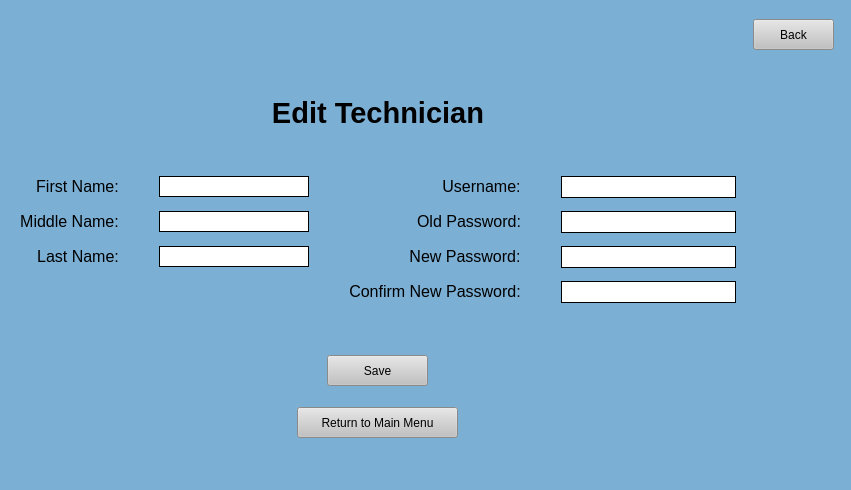
Before: the Qt Designer form UI Screens/COMBdb_Settings_Edit_Technician.ui in Kasmanian/COMBDb-oldgen, drawn with Qt 5.
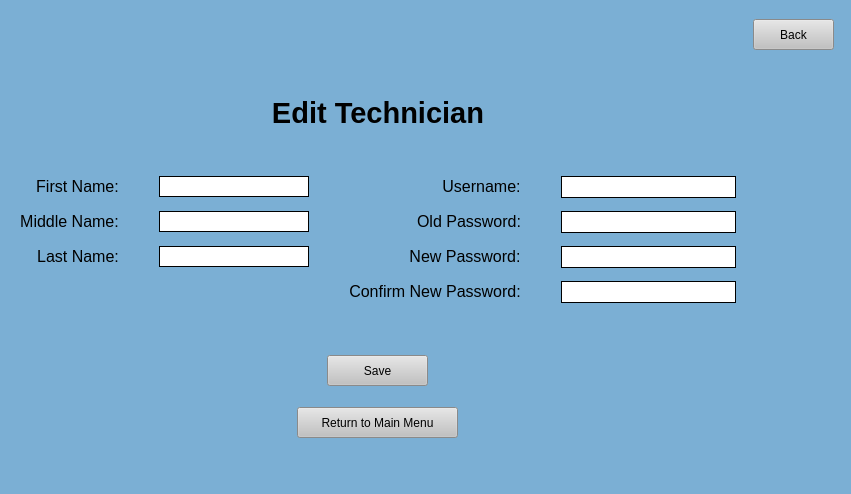
After: the same form once the commit is applied.

```diff
--- a/UI Screens/COMBdb_Settings_Edit_Technician.ui
+++ b/UI Screens/COMBdb_Settings_Edit_Technician.ui
@@ -13,7 +13,7 @@
     <x>0</x>
     <y>0</y>
     <width>851</width>
-    <height>490</height>
+    <height>494</height>
    </rect>
   </property>
   <property name="minimumSize">
```
Left out of the diff: 32 changed lines with no effect on the pictures.
